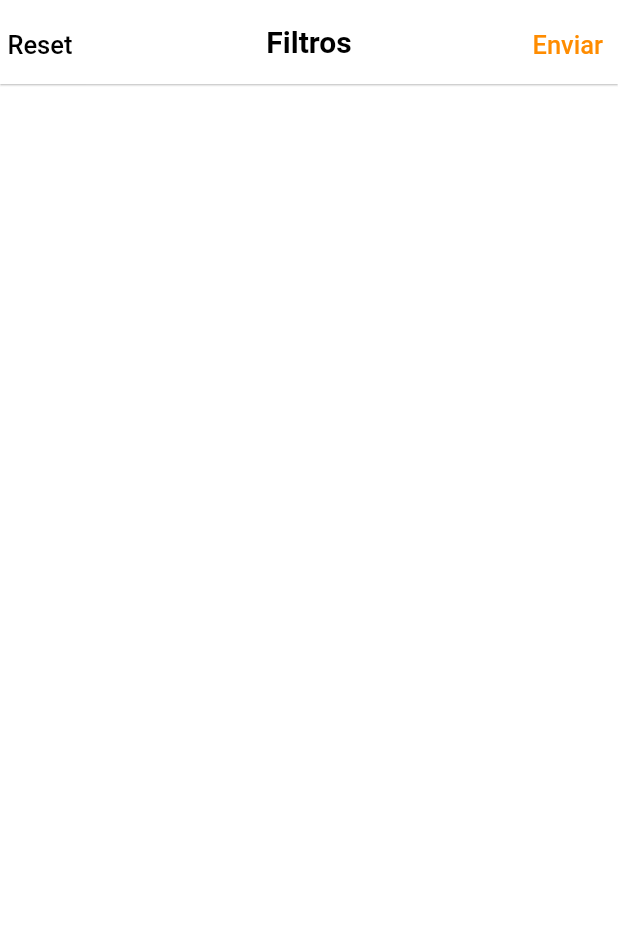
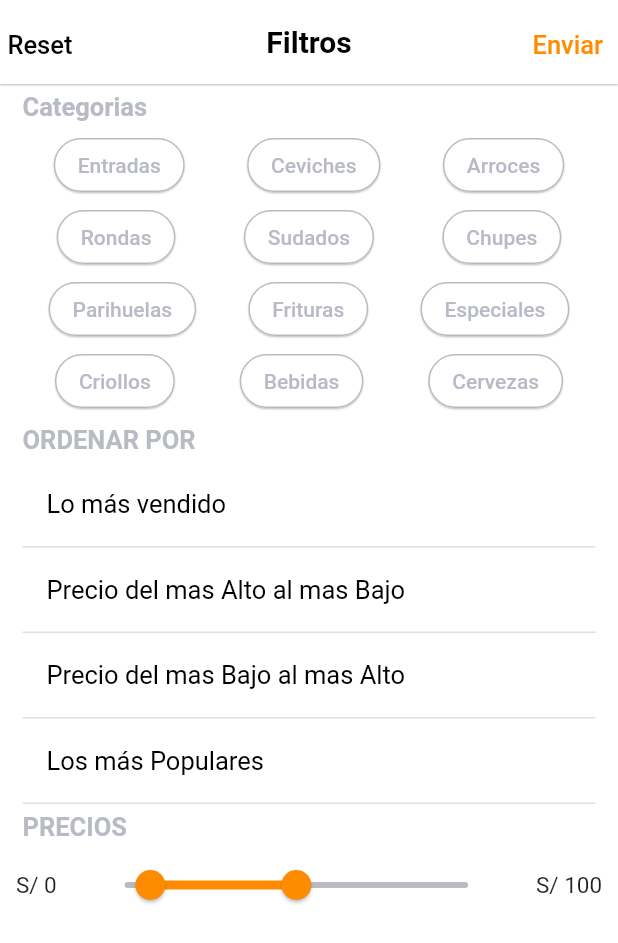
Before and after one commit to mandra500/App_Delivery, a Flutter app: the FilterPage screen opened by its route, on a phone screen of 412 x 824 dp. Shown: the top 943 px of the screen. Run offline on Flutter 3.47's test engine with Material 2 defaults, Android fonts, the phone set to English and light mode, and no system bars; network calls fail; key blocks and very long unbroken strings in the code were emptied for the run.

Commit message:
se agregaron nuevas paginas

```diff
--- /dev/null
+++ b/lib/src/features/presentation/filter_page/View/customsWidgets/categoria_filters.dart
@@ -0,0 +1,109 @@
+import 'package:app_restaurant/src/colors/colors.dart';
+import 'package:flutter/material.dart';
+
+class CusinesFilter extends StatefulWidget {
+  const CusinesFilter({Key? key}) : super(key: key);
+
+  @override
+  State<CusinesFilter> createState() => _CusinesFilterState();
+}
+
+class _CusinesFilterState extends State<CusinesFilter> {
+  bool btnEntradas = false;
+  bool btnCeviches = false;
+  bool btnArroces = false;
+  bool btnRondas = false;
+  bool btnParihuelas = false;
+  bool btnSudados = false;
+  bool btnChupes = false;
+  bool btnFrituras = false;
+  bool btnEspeciales = false;
+  bool bntCriollos = false;
+  bool btnCocteles = false;
+  bool btnBebidas = false;
+  bool btnCervezas = false;
+
+  @override
+  Widget build(BuildContext context) {
+    return Column(
+      children: [
+        Row(
+          mainAxisAlignment: MainAxisAlignment.spaceAround,
+          children: [
+            _roundedButtonFilter(() {
+              setState(() => btnEntradas = !btnEntradas);
+            }, btnEntradas, 'Entradas'),
+            _roundedButtonFilter(() {
+              setState(() => btnCeviches = !btnCeviches);
+            }, btnCeviches, 'Ceviches'),
+            _roundedButtonFilter(() {
+              setState(() => btnArroces = !btnArroces);
+            }, btnArroces, 'Arroces'),
+          ],
+        ),
+        Row(
+          mainAxisAlignment: MainAxisAlignment.spaceAround,
+          children: [
+            _roundedButtonFilter(() {
+              setState(() => btnRondas = !btnRondas);
+            }, btnRondas, 'Rondas'),
+            _roundedButtonFilter(() {
+              setState(() => btnSudados = !btnSudados);
+            }, btnSudados, 'Sudados'),
+            _roundedButtonFilter(() {
+              setState(() => btnChupes = !btnChupes);
+            }, btnChupes, 'Chupes'),
+          ],
+        ),
+        Row(
+          mainAxisAlignment: MainAxisAlignment.spaceAround,
+          children: [
+             _roundedButtonFilter(() {
+              setState(() => btnParihuelas = !btnParihuelas);
+            }, btnParihuelas, 'Parihuelas'),
+            _roundedButtonFilter(() {
+              setState(() => btnFrituras = !btnFrituras);
+            }, btnFrituras, 'Frituras'),
+             _roundedButtonFilter(() {
+              setState(() => btnEspeciales = !btnEspeciales);
+            }, btnEspeciales, 'Especiales'),
+          ],
+        ),
+        Row(
+          mainAxisAlignment: MainAxisAlignment.spaceAround,
+          children: [
+            _roundedButtonFilter(() {
+              setState(() => bntCriollos = !bntCriollos);
+            }, bntCriollos, 'Criollos'),
+            _roundedButtonFilter(() {
+              setState(() => btnBebidas = !btnBebidas);
+            }, btnBebidas, 'Bebidas'),
+            _roundedButtonFilter(() {
+              setState(() => btnCervezas = !btnCervezas);
+            }, btnCervezas, 'Cervezas'),
+          ],
+        ),
+      ],
+    );
+  }
+}
+
+Widget _roundedButtonFilter(Function()? func, bool isActive, String labelText) {
+  return ElevatedButton(
+    onPressed: func,
+    style: ElevatedButton.styleFrom(
+      elevation: 0.5,
+      backgroundColor: Colors.white,
+      shape: RoundedRectangleBorder(
+        borderRadius: BorderRadius.circular(30.0),
+        side: BorderSide(color: isActive ? orange : gris),
+      ),
+    ),
+    child: Text(
+      labelText,
+      style: TextStyle(
+        color: isActive ? orange : gris,
+      ),
+    ),
+  );
+}
--- /dev/null
+++ b/lib/src/features/presentation/filter_page/View/customsWidgets/lista_checked.dart
@@ -0,0 +1,65 @@
+import 'package:app_restaurant/src/colors/colors.dart';
+import 'package:app_restaurant/src/features/presentation/commons_widgets/header_text.dart';
+import 'package:flutter/material.dart';
+
+class ListTileOrder extends StatefulWidget {
+  final String texto;
+  final bool isActive;
+  final Function()? func;
+
+  const ListTileOrder({
+    Key? key,
+    required this.texto,
+    required this.isActive,
+    required this.func,
+  }) : super(key: key);
+
+  @override
+  State<ListTileOrder> createState() => _ListTileOrderState();
+}
+
+class _ListTileOrderState extends State<ListTileOrder> {
+  @override
+  Widget build(BuildContext context) {
+    return Column(
+      children: [
+        listTiles(
+          context: context,
+          texto: widget.texto,
+          isActive: widget.isActive,
+          func: widget.func,
+        ),
+      ],
+    );
+  }
+}
+
+Widget listTiles({
+  required BuildContext context,
+  required String texto,
+  bool isActive = false,
+  Function()? func,
+}) {
+  return Container(
+    decoration: BoxDecoration(
+      border: Border(
+        bottom: BorderSide(
+          color: Theme.of(context).dividerColor,
+        ),
+      ),
+    ),
+    child: ListTile(
+      onTap: func,
+      title: headerText(
+        texto: texto,
+        color: isActive ? orange : Colors.black,
+        fontWeight: FontWeight.w400,
+        fontSize: 17.0,
+      ),
+      trailing: isActive ?Icon(
+        Icons.check,
+        color: isActive ? orange : gris,
+      ) : const Text(''),
+    ),
+  );
+}
--- /dev/null
+++ b/lib/src/features/presentation/filter_page/View/customsWidgets/price_filter.dart
@@ -0,0 +1,44 @@
+import 'package:app_restaurant/src/colors/colors.dart';
+import 'package:flutter/material.dart';
+
+class PrecioFilter extends StatefulWidget {
+  const PrecioFilter({Key? key}) : super(key: key);
+
+  @override
+  State<PrecioFilter> createState() => _PrecioFilterState();
+}
+
+class _PrecioFilterState extends State<PrecioFilter> {
+  //propiedad
+  RangeValues _values = const RangeValues(15, 100);
+  int _minPrecio = 0;
+  int _maxPrecio = 100;
+
+  @override
+  Widget build(BuildContext context) {
+    return Row(
+      mainAxisAlignment: MainAxisAlignment.spaceAround,
+      children: [
+        Text('S/ $_minPrecio', style: const TextStyle(fontSize: 15.0)),
+        SizedBox(
+          width: 277,
+          child: RangeSlider(
+            activeColor: orange,
+            inactiveColor: gris,
+            values: _values,
+            min: 0,
+            max: 200.0,
+            onChanged: (RangeValues newValues) {
+              setState(() {
+                _values = newValues;
+                _minPrecio = newValues.start.round();
+                _maxPrecio = newValues.end.round();
+              });
+            },
+          ),
+        ),
+        Text('S/ $_maxPrecio', style: const TextStyle(fontSize: 15.0)),
+      ],
+    );
+  }
+}
--- a/lib/src/features/presentation/filter_page/View/filter_page.dart
+++ b/lib/src/features/presentation/filter_page/View/filter_page.dart
@@ -1,6 +1,10 @@
 import 'package:app_restaurant/src/colors/colors.dart';
 import 'package:app_restaurant/src/features/presentation/commons_widgets/header_text.dart';
+import 'package:app_restaurant/src/features/presentation/filter_page/View/customsWidgets/categoria_filters.dart';
+import 'package:app_restaurant/src/features/presentation/filter_page/View/customsWidgets/price_filter.dart';
 import 'package:flutter/material.dart';
+
+import 'customsWidgets/lista_checked.dart';
 
 class FilterPage extends StatefulWidget {
   const FilterPage({Key? key}) : super(key: key);
@@ -10,11 +14,105 @@ class FilterPage extends StatefulWidget {
 }
 
 class _FilterPageState extends State<FilterPage> {
+  //ordenado por...
+  bool loMasVendido = false;
+  bool precioAltoABajo = false;
+  bool precioBajoAAlto = false;
+  bool masPopular = false;
+
+  //
+  //aquí pueden ir otros filtros
   @override
   Widget build(BuildContext context) {
     return Scaffold(
       appBar: _appBar(context),
+      body: CustomScrollView(
+        slivers: <Widget>[
+          SliverList(
+            delegate: SliverChildListDelegate(
+              [
+                Container(
+                  alignment: Alignment.centerLeft,
+                  margin:
+                      const EdgeInsets.only(top: 5.0, bottom: 5.0, left: 15.0),
+                  child: headerText(
+                    texto: 'Categorias',
+                    color: gris,
+                    fontWeight: FontWeight.w600,
+                    fontSize: 17.0,
+                  ),
+                ),
+                Container(
+                  padding: const EdgeInsets.symmetric(horizontal: 15.0),
+                  child: const CusinesFilter(),
+                ),
+                Container(
+                  alignment: Alignment.centerLeft,
+                  margin:
+                      const EdgeInsets.only(top: 5.0, bottom: 5.0, left: 15.0),
+                  child: headerText(
+                    texto: 'ORDENAR POR',
+                    color: gris,
+                    fontWeight: FontWeight.w600,
+                    fontSize: 17.0,
+                  ),
+                ),
+                _sortByContainer(),
+                Container(
+                  alignment: Alignment.centerLeft,
+                  margin:
+                      const EdgeInsets.only(top: 5.0, bottom: 5.0, left: 15.0),
+                  child: headerText(
+                    texto: 'PRECIOS',
+                    color: gris,
+                    fontWeight: FontWeight.w600,
+                    fontSize: 17.0)
+                  ),
+                  const PrecioFilter()
+              ],
+            ),
+          ),
+        ],
+      ),
     );
+  }
+
+  Widget _sortByContainer() {
+    return Container(
+        padding: const EdgeInsets.symmetric(horizontal: 15.0),
+        child: Column(
+          children: [
+            ListTileOrder(
+              texto: 'Lo más vendido',
+              isActive: loMasVendido,
+              func: () {
+                setState(() => loMasVendido = !loMasVendido);
+              },
+            ),
+            ListTileOrder(
+              texto: 'Precio del mas Alto al mas Bajo',
+              isActive: precioAltoABajo,
+              func: () {
+                setState(() => precioAltoABajo = !precioAltoABajo);
+              },
+            ),
+            ListTileOrder(
+              texto: 'Precio del mas Bajo al mas Alto',
+              isActive: precioBajoAAlto,
+              func: () {
+                setState(() => precioBajoAAlto = !precioBajoAAlto);
+              },
+            ),
+            ListTileOrder(
+              texto: 'Los más Populares',
+              isActive: masPopular,
+              func: () {
+                setState(() => masPopular = !masPopular);
+              },
+            ),
+          ],
+        ));
+  }
 }
 
 AppBar _appBar(BuildContext context) {
@@ -36,7 +134,11 @@ class _FilterPageState extends State<FilterPage> {
       ),
     ),
     actions: [
-      Container(
+      GestureDetector(
+        onTap: () {
+          Navigator.pop(context);
+        },
+        child: Container(
           padding: const EdgeInsets.only(top: 20, right: 10.0),
           child: headerText(
             texto: 'Enviar',
@@ -45,7 +147,7 @@ class _FilterPageState extends State<FilterPage> {
             fontSize: 17.0,
           ),
         ),
+      ),
     ],
   );
 }
-}
```
Lines whose indentation alone changed are shown as unchanged.
